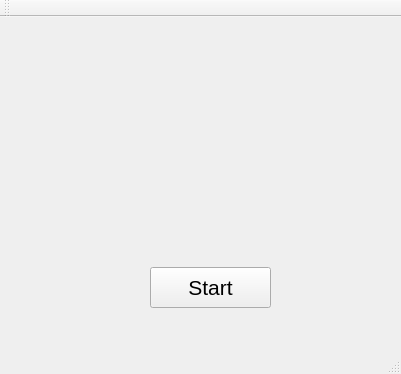
First picture: the form in mainwindow.ui, repository ktvexe/pd2-project3, before the edit.
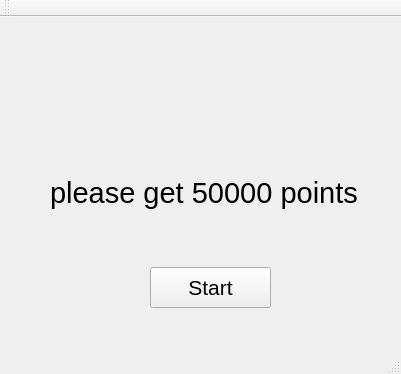
Second picture: the form after the edit.

Patch:
```diff
--- a/mainwindow.ui
+++ b/mainwindow.ui
@@ -32,6 +32,24 @@
      <string>Start</string>
     </property>
    </widget>
+   <widget class="QLabel" name="label">
+    <property name="geometry">
+     <rect>
+      <x>50</x>
+      <y>110</y>
+      <width>321</width>
+      <height>131</height>
+     </rect>
+    </property>
+    <property name="font">
+     <font>
+      <pointsize>22</pointsize>
+     </font>
+    </property>
+    <property name="text">
+     <string>please get 50000 points</string>
+    </property>
+   </widget>
   </widget>
   <widget class="QMenuBar" name="menuBar">
    <property name="geometry">
```
